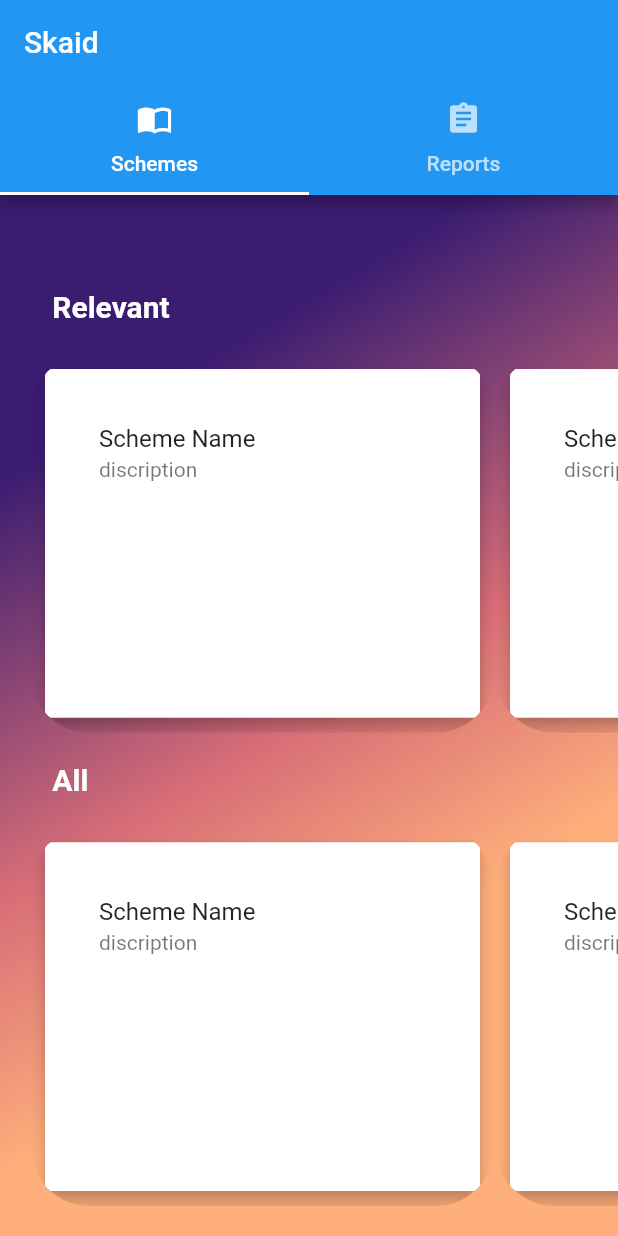
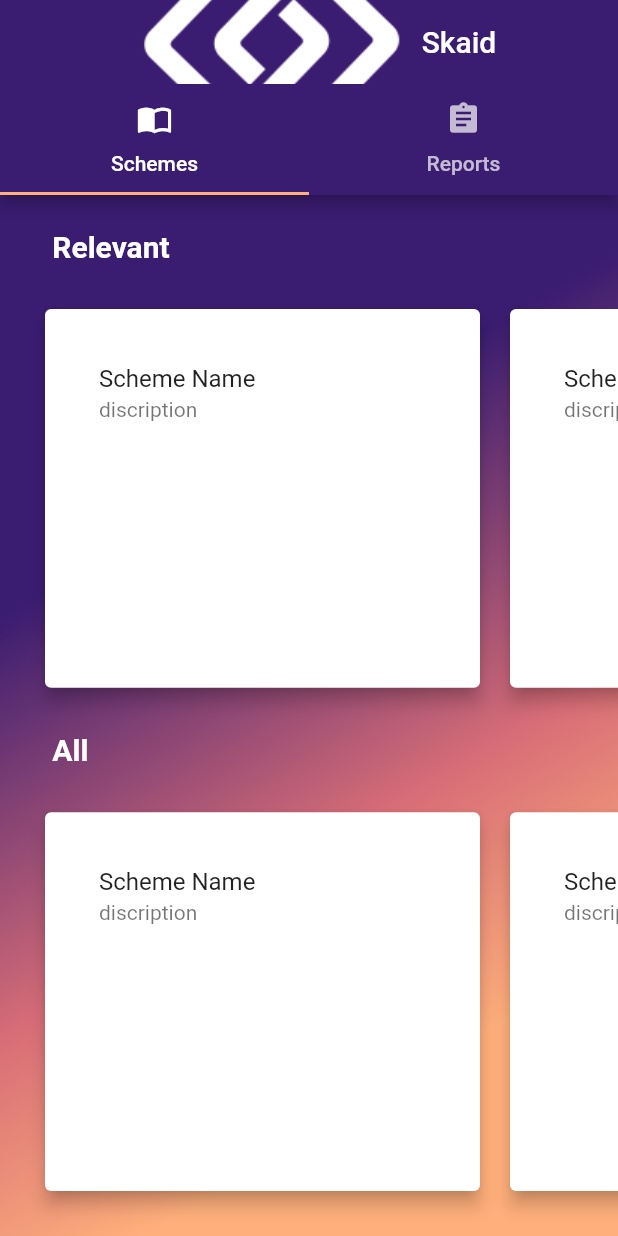
Before and after one commit to ministryofwizards/skaid, a Flutter app: the screen it shows after launch, on a phone screen of 412 x 824 dp. Run offline on Flutter 3.47's test engine with Material 2 defaults, Android fonts, the phone set to English and light mode, and no system bars; our stand-ins replace cloud_firestore; accounts and stored records are empty.

Commit message:
changes Maded

```diff
--- a/lib/model/card.dart
+++ b/lib/model/card.dart
@@ -3,13 +3,9 @@ import 'package:flutter/material.dart';
 class ModelCard extends StatelessWidget {
   @override
   Widget build(BuildContext context) {
-    return ClipRRect(
-      borderRadius: BorderRadius.all(Radius.circular(40.0)),
-      child: Card(margin: EdgeInsets.symmetric(vertical: 10.0,horizontal: 10.0),
+    return Card(margin: EdgeInsets.symmetric(vertical: 10.0,horizontal: 10.0),
       elevation: 5.0,
       borderOnForeground: true,
-        child: ClipRRect(
-          borderRadius: BorderRadius.all(Radius.circular(80.0)),
       child: Container(
         margin: EdgeInsets.all(20.0),
         width: 250.0,
@@ -18,9 +14,7 @@ class ModelCard extends StatelessWidget {
           title: Text("Scheme Name"),
           subtitle: Text("discription"),
         )
-          ),
       )
-      ),
     );
   }
 }
--- a/lib/screens/home.dart
+++ b/lib/screens/home.dart
@@ -9,17 +9,26 @@ class Home extends StatelessWidget {
       length: 2,
       child: Scaffold(
         appBar: new AppBar(
-          title: Text('Skaid'),
+          backgroundColor: Color.fromRGBO(58, 28, 113,1),
+          title: Row(
+            mainAxisAlignment: MainAxisAlignment.center,
+            children: <Widget>[
+              Image.asset("assets/images/logo2.png"),
+              Text("Skaid")
+            ],
+          ),
+
           bottom: TabBar(
+            indicatorColor:  Color.fromRGBO(255, 175, 123,1),
             tabs: <Widget>[
               Tab(
                 text: 'Schemes',
-                icon: Icon(Icons.import_contacts),
+                icon: Icon(Icons.import_contacts,),
               ),
               Tab(
                 text: 'Reports',
-                icon: Icon(Icons.assignment),
-              )
+                icon: Icon(Icons.assignment,),
+              ),
             ],
           ),
         ),
--- a/lib/screens/schemes.dart
+++ b/lib/screens/schemes.dart
@@ -24,7 +24,7 @@ class _SchemesState extends State<Schemes> {
             ],
               begin: Alignment.topLeft,
               end: Alignment.bottomRight,
-              stops: [0.2,0.5,0.7]
+              stops: [0.3,0.6,0.8]
              )
           ),
         ),
@@ -32,9 +32,7 @@ class _SchemesState extends State<Schemes> {
 
           mainAxisAlignment: MainAxisAlignment.start,
           children: <Widget>[
-            SizedBox(
-              height:40.0,
-            ),
+
             Align(
               alignment: Alignment.topLeft,
               child: Text("  \n \t \t \t Relevant",textAlign:TextAlign.start,style: TextStyle(
--- a/pubspec.yaml
+++ b/pubspec.yaml
@@ -47,8 +47,8 @@ flutter:
 
   # To add assets to your application, add an assets section, like this:
   assets:
-   - assets/images/
-  #  - images/a_dot_ham.jpeg
+   - assets/images/logo.png
+   - assets/images/logo2.png
 
   # An image asset can refer to one or more resolution-specific "variants", see
   # https://flutter.dev/assets-and-images/#resolution-aware.
```
Also changed, not shown: assets/images/l2.png (added), assets/images/logo2.png (added). Lines whose indentation alone changed are shown as unchanged.
